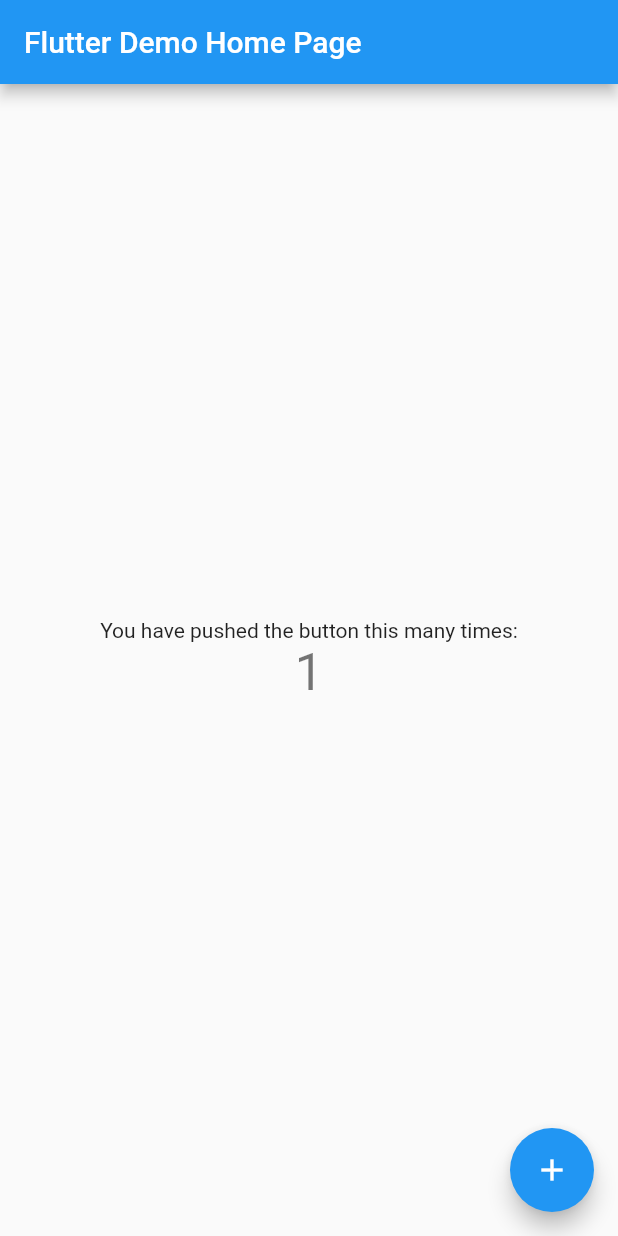
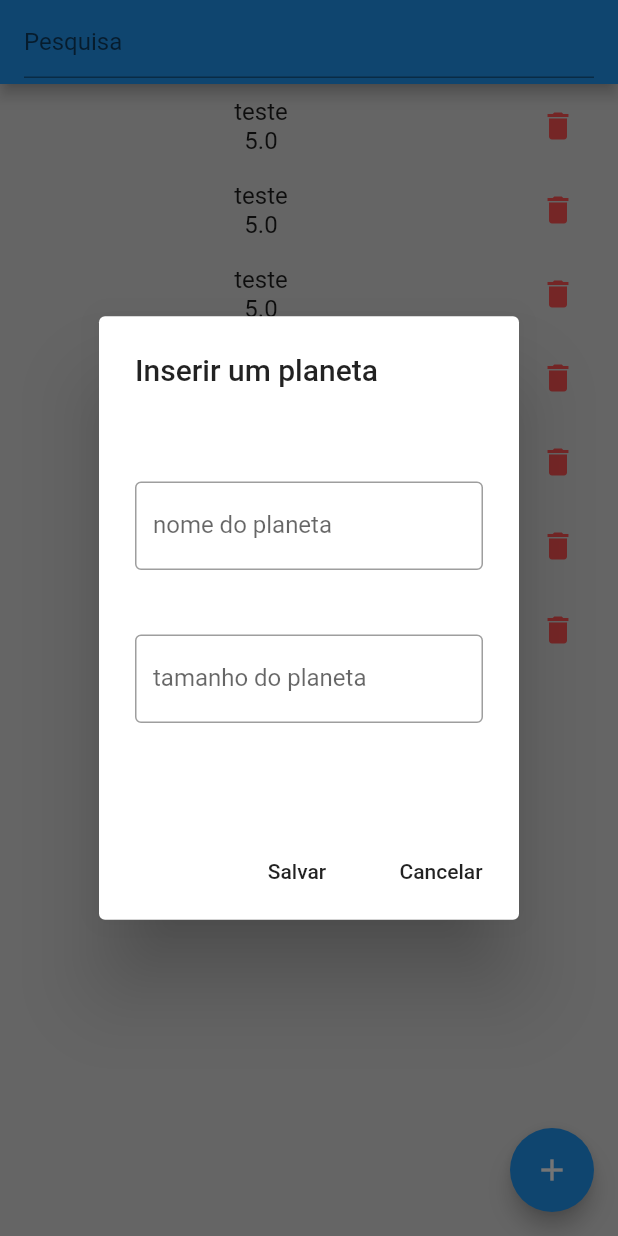
Before and after one commit to tiagokazuolino/NAC-3-MOBX, a Flutter app: the screen it shows after launch, after a tap on the "add" icon, on a phone screen of 412 x 824 dp. Run offline on Flutter 3.47's test engine with Material 2 defaults, Android fonts, the light colour scheme and no system bars; our stand-ins replace mobx; missing offline and left inert: dart:ffi; generated files the repository leaves out were written again.

Commit message:
Install mobx

```diff
--- a/lib/main.dart
+++ b/lib/main.dart
@@ -1,4 +1,5 @@
 import 'package:flutter/material.dart';
+import 'package:nac3_mobx/views/planet_listview.dart';
 
 void main() {
   runApp(const MyApp());
@@ -12,104 +13,11 @@
   Widget build(BuildContext context) {
     return MaterialApp(
       title: 'Flutter Demo',
+      debugShowCheckedModeBanner: false,
       theme: ThemeData(
-        // This is the theme of your application.
-        //
-        // Try running your application with "flutter run". You'll see the
-        // application has a blue toolbar. Then, without quitting the app, try
-        // changing the primarySwatch below to Colors.green and then invoke
-        // "hot reload" (press "r" in the console where you ran "flutter run",
-        // or simply save your changes to "hot reload" in a Flutter IDE).
-        // Notice that the counter didn't reset back to zero; the application
-        // is not restarted.
         primarySwatch: Colors.blue,
       ),
-      home: const MyHomePage(title: 'Flutter Demo Home Page'),
+      home: const PlanetListView(),
     );
   }
 }
-
-class MyHomePage extends StatefulWidget {
-  const MyHomePage({Key? key, required this.title}) : super(key: key);
-
-  // This widget is the home page of your application. It is stateful, meaning
-  // that it has a State object (defined below) that contains fields that affect
-  // how it looks.
-
-  // This class is the configuration for the state. It holds the values (in this
-  // case the title) provided by the parent (in this case the App widget) and
-  // used by the build method of the State. Fields in a Widget subclass are
-  // always marked "final".
-
-  final String title;
-
-  @override
-  State<MyHomePage> createState() => _MyHomePageState();
-}
-
-class _MyHomePageState extends State<MyHomePage> {
-  int _counter = 0;
-
-  void _incrementCounter() {
-    setState(() {
-      // This call to setState tells the Flutter framework that something has
-      // changed in this State, which causes it to rerun the build method below
-      // so that the display can reflect the updated values. If we changed
-      // _counter without calling setState(), then the build method would not be
-      // called again, and so nothing would appear to happen.
-      _counter++;
-    });
-  }
-
-  @override
-  Widget build(BuildContext context) {
-    // This method is rerun every time setState is called, for instance as done
-    // by the _incrementCounter method above.
-    //
-    // The Flutter framework has been optimized to make rerunning build methods
-    // fast, so that you can just rebuild anything that needs updating rather
-    // than having to individually change instances of widgets.
-    return Scaffold(
-      appBar: AppBar(
-        // Here we take the value from the MyHomePage object that was created by
-        // the App.build method, and use it to set our appbar title.
-        title: Text(widget.title),
-      ),
-      body: Center(
-        // Center is a layout widget. It takes a single child and positions it
-        // in the middle of the parent.
-        child: Column(
-          // Column is also a layout widget. It takes a list of children and
-          // arranges them vertically. By default, it sizes itself to fit its
-          // children horizontally, and tries to be as tall as its parent.
-          //
-          // Invoke "debug painting" (press "p" in the console, choose the
-          // "Toggle Debug Paint" action from the Flutter Inspector in Android
-          // Studio, or the "Toggle Debug Paint" command in Visual Studio Code)
-          // to see the wireframe for each widget.
-          //
-          // Column has various properties to control how it sizes itself and
-          // how it positions its children. Here we use mainAxisAlignment to
-          // center the children vertically; the main axis here is the vertical
-          // axis because Columns are vertical (the cross axis would be
-          // horizontal).
-          mainAxisAlignment: MainAxisAlignment.center,
-          children: <Widget>[
-            const Text(
-              'You have pushed the button this many times:',
-            ),
-            Text(
-              '$_counter',
-              style: Theme.of(context).textTheme.headline4,
-            ),
-          ],
-        ),
-      ),
-      floatingActionButton: FloatingActionButton(
-        onPressed: _incrementCounter,
-        tooltip: 'Increment',
-        child: const Icon(Icons.add),
-      ), // This trailing comma makes auto-formatting nicer for build methods.
-    );
-  }
-}
--- /dev/null
+++ b/lib/model/planet_model.dart
@@ -0,0 +1,11 @@
+import 'dart:ffi';
+
+class Planet {
+  String nome;
+  double size;
+
+  Planet({
+    required this.nome,
+    required this.size,
+  });
+}
--- /dev/null
+++ b/lib/views/planet_listview.dart
@@ -0,0 +1,94 @@
+import 'package:flutter/material.dart';
+import 'package:nac3_mobx/views_models/planet_viewmodel.dart';
+
+class PlanetListView extends StatelessWidget {
+  const PlanetListView({Key? key}) : super(key: key);
+
+  @override
+  Widget build(BuildContext context) {
+    Size size = MediaQuery.of(context).size;
+    _dialog() {
+      showDialog(
+          context: context,
+          builder: (_) {
+            return AlertDialog(
+              title: const Text("Inserir um planeta"),
+              actions: [
+                FlatButton(onPressed: () {}, child: const Text('Salvar')),
+                FlatButton(
+                    onPressed: () {
+                      Navigator.pop(context);
+                    },
+                    child: const Text('Cancelar'))
+              ],
+              content: SizedBox(
+                height: size.height * 0.3,
+                child: Column(
+                  children: [
+                    const Spacer(),
+                    TextField(
+                      onChanged: (value) {},
+                      decoration: const InputDecoration(
+                        border: OutlineInputBorder(),
+                        labelText: "nome do planeta",
+                      ),
+                    ),
+                    const Spacer(),
+                    TextField(
+                      onChanged: (value) {},
+                      decoration: const InputDecoration(
+                        border: OutlineInputBorder(),
+                        labelText: "tamanho do planeta",
+                      ),
+                    ),
+                    const Spacer(),
+                  ],
+                ),
+              ),
+            );
+          });
+    }
+
+    final planetViewModel = PlanetViewModel();
+    return SafeArea(
+      child: Scaffold(
+        appBar: AppBar(
+          title: const TextField(
+            decoration: InputDecoration(hintText: "Pesquisa"),
+          ),
+        ),
+        body: Container(
+          color: Colors.black12,
+          height: size.height,
+          width: size.width,
+          child: Expanded(
+            child: ListView.builder(
+                shrinkWrap: true,
+                itemCount: planetViewModel.listItens.length,
+                itemBuilder: (_, index) {
+                  return ListTile(
+                    title: Column(
+                      children: [
+                        Text(planetViewModel.listItens[index].nome),
+                        Text(planetViewModel.listItens[index].size.toString()),
+                      ],
+                    ),
+                    trailing: IconButton(
+                      color: Colors.redAccent,
+                      icon: const Icon(Icons.delete),
+                      onPressed: () {},
+                    ),
+                  );
+                }),
+          ),
+        ),
+        floatingActionButton: FloatingActionButton(
+          child: const Icon(Icons.add),
+          onPressed: () {
+            _dialog();
+          },
+        ),
+      ),
+    );
+  }
+}
--- /dev/null
+++ b/lib/views_models/item_viewmodel.dart
@@ -0,0 +1,20 @@
+import 'package:mobx/mobx.dart';
+part 'item_viewmodel.g.dart';
+
+class ItemViewModel = _ItemViewModelBase with _$ItemViewModel;
+
+abstract class _ItemViewModelBase with Store {
+  _ItemViewModelBase({required this.nome, required this.size});
+
+  @observable
+  String nome = "";
+
+  @observable
+  double size = 0.0;
+
+  @action
+  setNome(String value) => nome = value;
+
+  @action
+  setSize(double value) => size = value;
+}
--- /dev/null
+++ b/lib/views_models/planet_viewmodel.dart
@@ -0,0 +1,18 @@
+import 'package:mobx/mobx.dart';
+import 'item_viewmodel.dart';
+part 'planet_viewmodel.g.dart';
+
+class PlanetViewModel = _PlanetViewModelBase with _$PlanetViewModel;
+
+abstract class _PlanetViewModelBase with Store {
+  @observable
+  List<ItemViewModel> listItens = [
+    ItemViewModel(nome: "teste", size: 5.0),
+    ItemViewModel(nome: "teste", size: 5.0),
+    ItemViewModel(nome: "teste", size: 5.0),
+    ItemViewModel(nome: "teste", size: 5.0),
+    ItemViewModel(nome: "teste", size: 5.0),
+    ItemViewModel(nome: "teste", size: 5.0),
+    ItemViewModel(nome: "teste", size: 5.0),
+  ];
+}
```
Also changed, not shown: pubspec.yaml (+5 -2 lines), lib/views_models/item_viewmodel.g.dart (added), lib/views_models/planet_viewmodel.g.dart (added), pubspec.lock.
